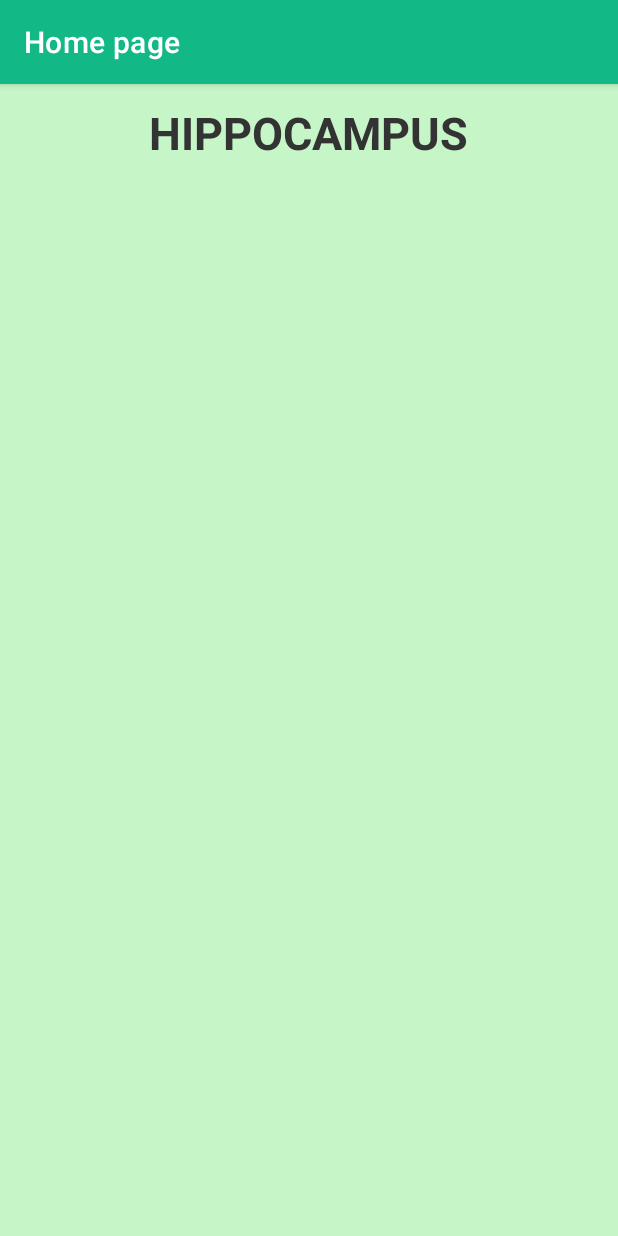
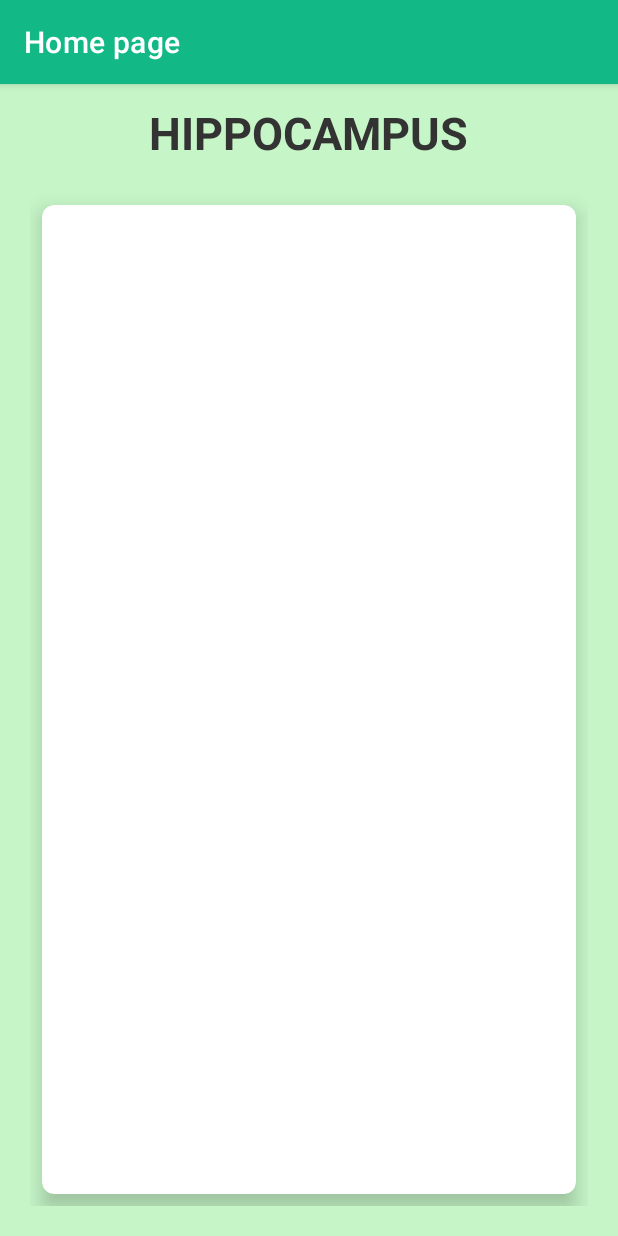
Before and after one commit to KarakatBM/hippocampus, an Android app: the screen it shows after launch (MainActivity), on a phone screen of 412 x 824 dp. Run offline under Robolectric (Android 15) with nearby library versions, the light colour scheme and no system bars.

Commit message:
activity_main.xml +CardView noid

```diff
--- a/app/src/main/res/layout/activity_main.xml
+++ b/app/src/main/res/layout/activity_main.xml
@@ -25,6 +25,20 @@
         android:layout_margin="20dp"
         android:columnCount="2"
         android:rowCount="3">
+
+        <androidx.cardview.widget.CardView
+            android:layout_width="125dp"
+            android:layout_height="wrap_content"
+            android:layout_row="0"
+            android:layout_rowWeight="1"
+            android:layout_column="0"
+            android:layout_columnWeight="1"
+            android:layout_gravity="fill"
+            android:layout_margin="8dp"
+            app:cardCornerRadius="8dp"
+            app:cardElevation="8dp">
+
+        </androidx.cardview.widget.CardView>
     </GridLayout>
 
 
```
